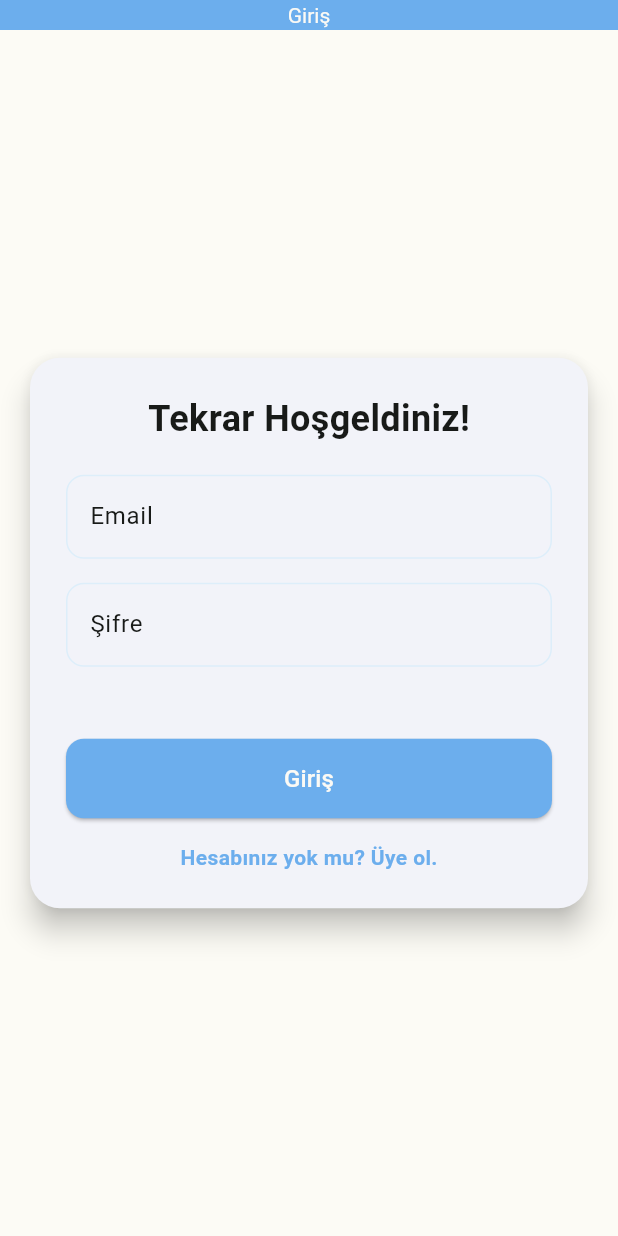
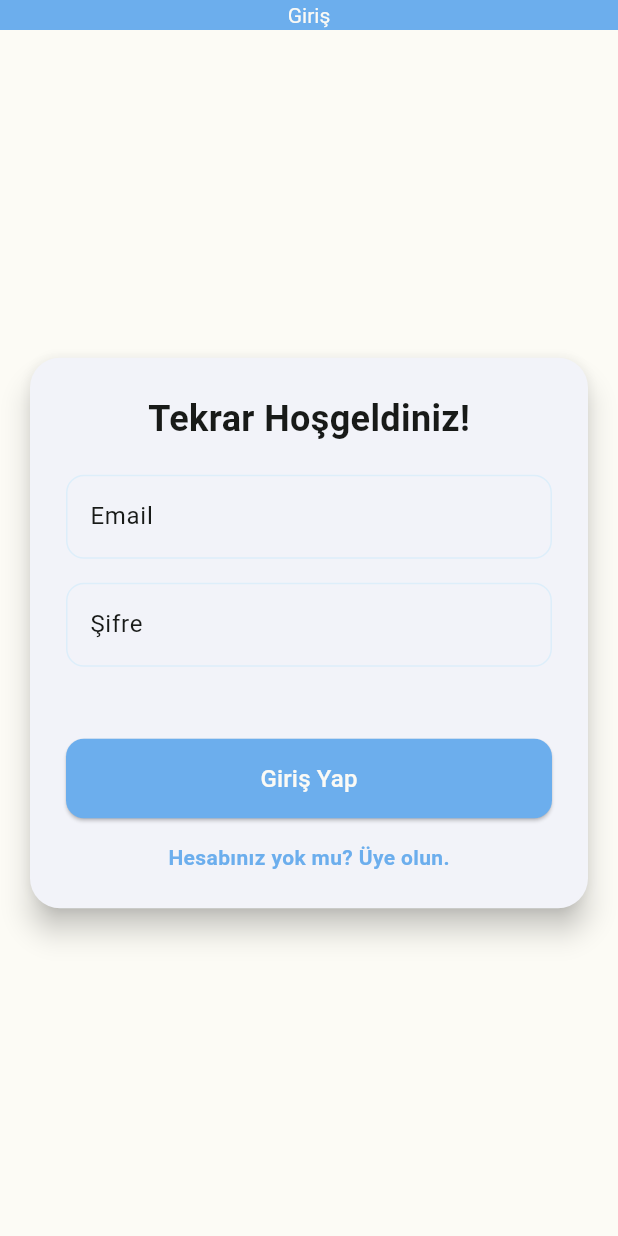
Before and after one commit to betbies/teknik, a Flutter app: the screen it shows after launch, on a phone screen of 412 x 824 dp. Run offline on Flutter 3.47's test engine with Material 3 defaults, Android fonts, the phone set to English and light mode, and no system bars; our stand-ins replace cloud_firestore, curved_navigation_bar, firebase_auth, firebase_core, google_fonts; missing offline and left inert: mobile_scanner; accounts and stored records are empty.

Commit message:
Değişiklik mesajı

```diff
--- a/lib/auth/login.dart
+++ b/lib/auth/login.dart
@@ -125,7 +125,7 @@ class _LoginPageState extends State<LoginPage> {
                         ),
                       ),
                       child: const Text(
-                        'Giriş',
+                        'Giriş Yap',
                         style: TextStyle(
                           color: Color(0xFFFBFAF5),
                           fontSize: 16,
@@ -145,7 +145,7 @@ class _LoginPageState extends State<LoginPage> {
                       );
                     },
                     child: const Text(
-                      "Hesabınız yok mu? Üye ol.",
+                      "Hesabınız yok mu? Üye olun.",
                       style: TextStyle(
                         color: Color(0xFF6CAEED),
                         fontSize: 14,
--- a/lib/auth/signup.dart
+++ b/lib/auth/signup.dart
@@ -322,7 +322,7 @@ class _SignupPageState extends State<SignupPage> {
                                 builder: (context) => const LoginPage()),
                           );
                         },
-                        child: const Text('Giriş Yapın'),
+                        child: const Text('Giriş Yapın.'),
                       ),
                     ],
                   ),
```
